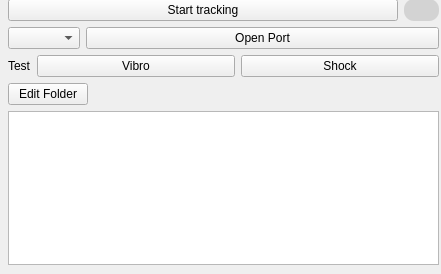
First picture: the form in untitled.ui, repository Kitiketov/BetterDamageManager, before the edit.
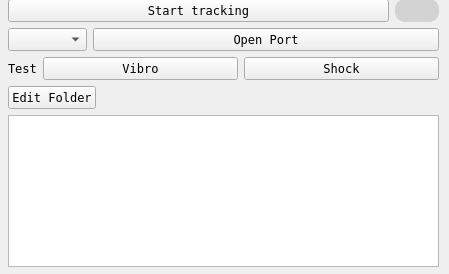
Second picture: the form after the edit.

```diff
--- a/untitled.ui
+++ b/untitled.ui
@@ -9,7 +9,7 @@
    <rect>
     <x>0</x>
     <y>0</y>
-    <width>441</width>
+    <width>449</width>
     <height>274</height>
    </rect>
   </property>
@@ -32,7 +32,7 @@
       <x>8</x>
       <y>-1</y>
       <width>431</width>
-      <height>266</height>
+      <height>268</height>
      </rect>
     </property>
     <layout class="QVBoxLayout" name="verticalLayout">
@@ -46,6 +46,17 @@
            <verstretch>0</verstretch>
           </sizepolicy>
          </property>
+         <property name="font">
+          <font>
+           <family>Terminal</family>
+          </font>
+         </property>
+         <property name="styleSheet">
+          <string notr="true">QPushButton{
+font:
+	font: 8pt &quot;Pristina&quot;;
+}</string>
+         </property>
          <property name="text">
           <string>Start tracking</string>
          </property>
@@ -62,6 +73,11 @@
            <verstretch>0</verstretch>
           </sizepolicy>
          </property>
+         <property name="font">
+          <font>
+           <family>Terminal</family>
+          </font>
+         </property>
          <property name="styleSheet">
           <string notr="true">QLabel{
 background-color: rgb(0, 255, 0);
@@ -89,6 +105,11 @@
            <verstretch>0</verstretch>
           </sizepolicy>
          </property>
+         <property name="font">
+          <font>
+           <family>Terminal</family>
+          </font>
+         </property>
         </widget>
        </item>
        <item>
@@ -99,6 +120,11 @@
            <verstretch>0</verstretch>
           </sizepolicy>
          </property>
+         <property name="font">
+          <font>
+           <family>Terminal</family>
+          </font>
+         </property>
          <property name="text">
           <string>Open Port</string>
          </property>
@@ -116,6 +142,11 @@
            <verstretch>0</verstretch>
           </sizepolicy>
          </property>
+         <property name="font">
+          <font>
+           <family>Terminal</family>
+          </font>
+         </property>
          <property name="text">
           <string>Test</string>
          </property>
@@ -123,6 +154,11 @@
        </item>
        <item>
         <widget class="QPushButton" name="vibroTestButton">
+         <property name="font">
+          <font>
+           <family>Terminal</family>
+          </font>
+         </property>
          <property name="text">
           <string>Vibro</string>
          </property>
@@ -130,6 +166,11 @@
        </item>
        <item>
         <widget class="QPushButton" name="shockTestButton">
+         <property name="font">
+          <font>
+           <family>Terminal</family>
+          </font>
+         </property>
          <property name="text">
           <string>Shock</string>
          </property>
@@ -147,6 +188,11 @@
            <verstretch>0</verstretch>
           </sizepolicy>
          </property>
+         <property name="font">
+          <font>
+           <family>Terminal</family>
+          </font>
+         </property>
          <property name="text">
           <string>Edit Folder</string>
          </property>
@@ -154,6 +200,12 @@
        </item>
        <item>
         <widget class="QLabel" name="folderPath">
+         <property name="font">
+          <font>
+           <family>Terminal</family>
+           <pointsize>1</pointsize>
+          </font>
+         </property>
          <property name="text">
           <string/>
          </property>
@@ -170,42 +222,26 @@
      </item>
     </layout>
    </widget>
-   <widget class="QWidget" name="horizontalLayoutWidget_2">
+   <widget class="QLabel" name="errorMessage">
+    <property name="enabled">
+     <bool>false</bool>
+    </property>
     <property name="geometry">
      <rect>
-      <x>110</x>
-      <y>140</y>
-      <width>331</width>
+      <x>11</x>
+      <y>220</y>
+      <width>431</width>
       <height>41</height>
      </rect>
     </property>
-    <layout class="QHBoxLayout" name="messageLayout">
-     <item>
-      <spacer name="horizontalSpacer">
-       <property name="orientation">
-        <enum>Qt::Horizontal</enum>
-       </property>
-       <property name="sizeHint" stdset="0">
-        <size>
-         <width>40</width>
-         <height>20</height>
-        </size>
-       </property>
-      </spacer>
-     </item>
-     <item>
-      <widget class="QLabel" name="errorMessage">
-       <property name="enabled">
-        <bool>false</bool>
-       </property>
-       <property name="sizePolicy">
-        <sizepolicy hsizetype="Maximum" vsizetype="MinimumExpanding">
-         <horstretch>0</horstretch>
-         <verstretch>0</verstretch>
-        </sizepolicy>
-       </property>
-       <property name="styleSheet">
-        <string notr="true">QLabel{
+    <property name="sizePolicy">
+     <sizepolicy hsizetype="Maximum" vsizetype="Maximum">
+      <horstretch>0</horstretch>
+      <verstretch>0</verstretch>
+     </sizepolicy>
+    </property>
+    <property name="styleSheet">
+     <string notr="true">QLabel{
 	
 	border-radius: 10px;
 	background-color:rgb(236, 66, 69);
@@ -219,29 +255,13 @@
  	background-color:rgba(0, 0, 0, 0);
 	color: rgba(216, 217, 218,0);
 }</string>
-       </property>
-       <property name="text">
-        <string>Error</string>
-       </property>
-       <property name="alignment">
-        <set>Qt::AlignCenter</set>
-       </property>
-      </widget>
-     </item>
-     <item>
-      <spacer name="horizontalSpacer_2">
-       <property name="orientation">
-        <enum>Qt::Horizontal</enum>
-       </property>
-       <property name="sizeHint" stdset="0">
-        <size>
-         <width>40</width>
-         <height>20</height>
-        </size>
-       </property>
-      </spacer>
-     </item>
-    </layout>
+    </property>
+    <property name="text">
+     <string>Error</string>
+    </property>
+    <property name="alignment">
+     <set>Qt::AlignCenter</set>
+    </property>
    </widget>
   </widget>
  </widget>
```
